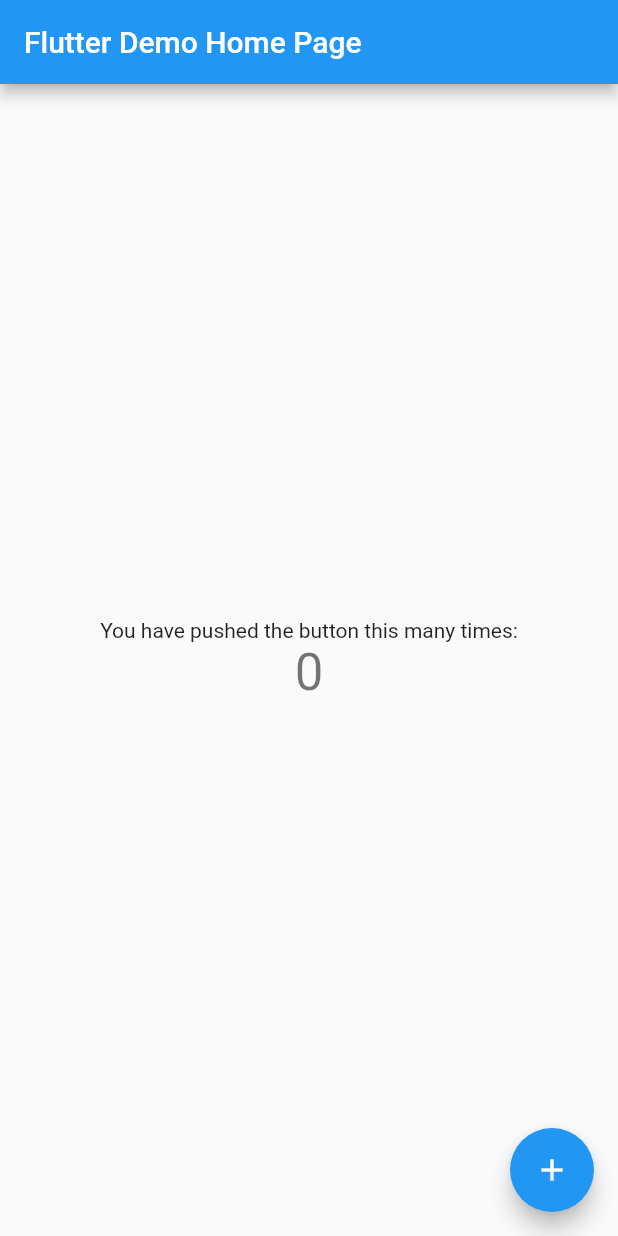
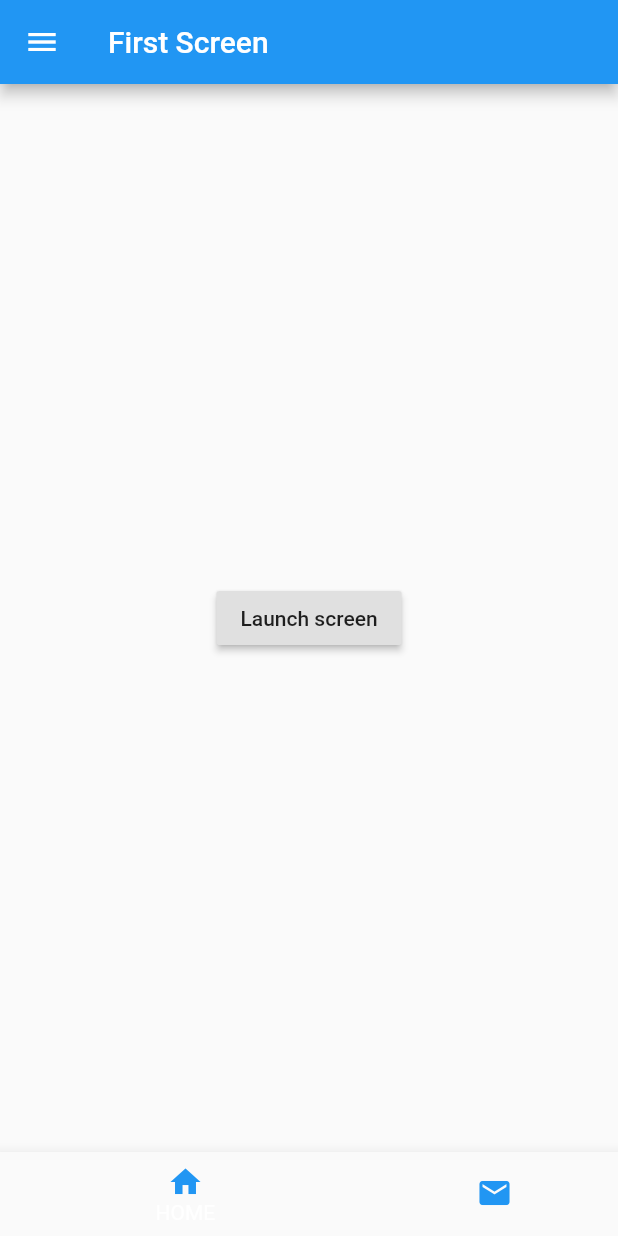
Before and after one commit to start626-liang/flutter-app, a Flutter app: the screen it shows after launch, on a phone screen of 412 x 824 dp. Run offline on Flutter 3.47's test engine with Material 2 defaults, Android fonts, the phone set to English and light mode, and no system bars.

Commit message:
布局初步完成

```diff
--- /dev/null
+++ b/lib/bottom_navigation_widget.dart
@@ -0,0 +1,58 @@
+import 'package:flutter/material.dart';
+import 'second-screen.dart';
+import 'first-screen.dart';
+
+class BottomNavigationWidget extends StatefulWidget {
+  @override
+  State<StatefulWidget> createState() => BottomNavigationWidgetState();
+}
+
+class BottomNavigationWidgetState extends State<BottomNavigationWidget> {
+  final _bottomNavigationColor = Colors.blue;
+  int _currentIndex = 0;
+  List<Widget> list = List();
+
+  @override
+  void initState() {
+    list
+      ..add(FirstScreen())
+      ..add(SecondScreen());
+    super.initState();
+  }
+
+  @override
+  Widget build(BuildContext context) {
+    return Scaffold(
+      body: list[_currentIndex],
+      bottomNavigationBar: BottomNavigationBar(
+        items: [
+          BottomNavigationBarItem(
+              icon: Icon(
+                Icons.home,
+                color: _bottomNavigationColor,
+              ),
+              title: Text(
+                'HOME',
+                style: TextStyle(color: _bottomNavigationColor),
+              )),
+          BottomNavigationBarItem(
+              icon: Icon(
+                Icons.email,
+                color: _bottomNavigationColor,
+              ),
+              title: Text(
+                'Email',
+                style: TextStyle(color: _bottomNavigationColor),
+              )),
+        ],
+        currentIndex: _currentIndex,
+        onTap: (int index) {
+          setState(() {
+            _currentIndex = index;
+          });
+        },
+        type: BottomNavigationBarType.shifting,
+      ),
+    );
+  }
+}
--- /dev/null
+++ b/lib/first-screen.dart
@@ -0,0 +1,64 @@
+import 'package:flutter/material.dart';
+
+class FirstScreen extends StatefulWidget {
+  @override
+  State<StatefulWidget> createState() => BottomNavigationWidgetState();
+}
+
+class BottomNavigationWidgetState extends State<FirstScreen> {
+  final _bottomNavigationColor = Colors.blue;
+  int _currentIndex = 0;
+  @override
+  Widget build(BuildContext context) {
+    return Scaffold(
+      appBar: AppBar(
+        title: Text('First Screen'),
+      ),
+      body: Center(
+        child: RaisedButton(
+          child: Text('Launch screen'),
+          onPressed: () {
+            // Navigate to the second screen using a named route.
+            // 使用命名路由跳转到第二个界面（Navigate to the second screen using a named route）
+            Navigator.pushNamed(context, '/second');
+          },
+        ),
+      ),
+      drawer: Drawer(
+        // Add a ListView to the drawer. This ensures the user can scroll
+        // through the options in the drawer if there isn't enough vertical
+        // space to fit everything.
+        child: ListView(
+          // Important: Remove any padding from the ListView.
+          padding: EdgeInsets.zero,
+          children: <Widget>[
+            DrawerHeader(
+              child: Text('Drawer Header'),
+              decoration: BoxDecoration(
+                color: Colors.blue,
+              ),
+            ),
+            ListTile(
+              title: Text('Item 1'),
+              onTap: () {
+                // Update the state of the app
+                // ...
+                // Then close the drawer
+                Navigator.pop(context);
+              },
+            ),
+            ListTile(
+              title: Text('Item 2'),
+              onTap: () {
+                // Update the state of the app
+                // ...
+                // Then close the drawer
+                Navigator.pop(context);
+              },
+            ),
+          ],
+        ),
+      ),
+    );
+  }
+}
--- a/lib/main.dart
+++ b/lib/main.dart
@@ -1,111 +1,26 @@
 import 'package:flutter/material.dart';
+import 'first-screen.dart';
+import 'second-screen.dart';
+import 'bottom_navigation_widget.dart';
 
-void main() => runApp(MyApp());
+void main() {
+  runApp(MaterialApp(
+    title: 'Named Routes Demo',
+    // Start the app with the "/" named route. In this case, the app starts
+    // on the FirstScreen widget.
 
-class MyApp extends StatelessWidget {
-  // This widget is the root of your application.
-  @override
-  Widget build(BuildContext context) {
-    return MaterialApp(
-      title: 'Flutter Demo',
-      theme: ThemeData(
-        // This is the theme of your application.
-        //
-        // Try running your application with "flutter run". You'll see the
-        // application has a blue toolbar. Then, without quitting the app, try
-        // changing the primarySwatch below to Colors.green and then invoke
-        // "hot reload" (press "r" in the console where you ran "flutter run",
-        // or simply save your changes to "hot reload" in a Flutter IDE).
-        // Notice that the counter didn't reset back to zero; the application
-        // is not restarted.
-        primarySwatch: Colors.blue,
-      ),
-      home: MyHomePage(title: 'Flutter Demo Home Page'),
-    );
-  }
+    // 使用“/”命名路由来启动应用（Start the app with the "/" named route. In our case, the app will start）
+    // 在这里，应用将从 FirstScreen Widget 启动（on the FirstScreen Widget）
+//    initialRoute: '/',
+    home: BottomNavigationWidget(),
+    routes: {
+      // When navigating to the "/" route, build the FirstScreen widget.
+      // 当我们跳转到“/”时，构建 FirstScreen Widget（When we navigate to the "/" route, build the FirstScreen Widget）
+      '/first': (context) => FirstScreen(),
+
+      // When navigating to the "/second" route, build the SecondScreen widget.
+      // 当我们跳转到“/second”时，构建 SecondScreen Widget（When we navigate to the "/second" route, build the SecondScreen Widget）
+      '/second': (context) => SecondScreen(),
+    },
+  ));
 }
-
-class MyHomePage extends StatefulWidget {
-  MyHomePage({Key key, this.title}) : super(key: key);
-
-  // This widget is the home page of your application. It is stateful, meaning
-  // that it has a State object (defined below) that contains fields that affect
-  // how it looks.
-
-  // This class is the configuration for the state. It holds the values (in this
-  // case the title) provided by the parent (in this case the App widget) and
-  // used by the build method of the State. Fields in a Widget subclass are
-  // always marked "final".
-
-  final String title;
-
-  @override
-  _MyHomePageState createState() => _MyHomePageState();
-}
-
-class _MyHomePageState extends State<MyHomePage> {
-  int _counter = 0;
-
-  void _incrementCounter() {
-    setState(() {
-      // This call to setState tells the Flutter framework that something has
-      // changed in this State, which causes it to rerun the build method below
-      // so that the display can reflect the updated values. If we changed
-      // _counter without calling setState(), then the build method would not be
-      // called again, and so nothing would appear to happen.
-      _counter++;
-    });
-  }
-
-  @override
-  Widget build(BuildContext context) {
-    // This method is rerun every time setState is called, for instance as done
-    // by the _incrementCounter method above.
-    //
-    // The Flutter framework has been optimized to make rerunning build methods
-    // fast, so that you can just rebuild anything that needs updating rather
-    // than having to individually change instances of widgets.
-    return Scaffold(
-      appBar: AppBar(
-        // Here we take the value from the MyHomePage object that was created by
-        // the App.build method, and use it to set our appbar title.
-        title: Text(widget.title),
-      ),
-      body: Center(
-        // Center is a layout widget. It takes a single child and positions it
-        // in the middle of the parent.
-        child: Column(
-          // Column is also a layout widget. It takes a list of children and
-          // arranges them vertically. By default, it sizes itself to fit its
-          // children horizontally, and tries to be as tall as its parent.
-          //
-          // Invoke "debug painting" (press "p" in the console, choose the
-          // "Toggle Debug Paint" action from the Flutter Inspector in Android
-          // Studio, or the "Toggle Debug Paint" command in Visual Studio Code)
-          // to see the wireframe for each widget.
-          //
-          // Column has various properties to control how it sizes itself and
-          // how it positions its children. Here we use mainAxisAlignment to
-          // center the children vertically; the main axis here is the vertical
-          // axis because Columns are vertical (the cross axis would be
-          // horizontal).
-          mainAxisAlignment: MainAxisAlignment.center,
-          children: <Widget>[
-            Text(
-              'You have pushed the button this many times:',
-            ),
-            Text(
-              '$_counter',
-              style: Theme.of(context).textTheme.display1,
-            ),
-          ],
-        ),
-      ),
-      floatingActionButton: FloatingActionButton(
-        onPressed: _incrementCounter,
-        tooltip: 'Increment',
-        child: Icon(Icons.add),
-      ), // This trailing comma makes auto-formatting nicer for build methods.
-    );
-  }
-}
--- /dev/null
+++ b/lib/second-screen.dart
@@ -0,0 +1,24 @@
+import 'package:flutter/material.dart';
+
+class SecondScreen extends StatelessWidget {
+  @override
+  Widget build(BuildContext context) {
+    return Scaffold(
+      appBar: AppBar(
+        title: Text("Second Screen"),
+      ),
+      body: Center(
+        child: RaisedButton(
+          onPressed: () {
+            // Navigate back to the first screen by popping the current route
+            // off the stack.
+            // 通过从堆栈弹出当前路由（Navigate back to the first screen by popping the current route）
+            // 来返回到第一个界面（off the stack）
+            Navigator.pop(context);
+          },
+          child: Text('Go back!'),
+        ),
+      ),
+    );
+  }
+}
```
Also changed, not shown: 1 other file.
